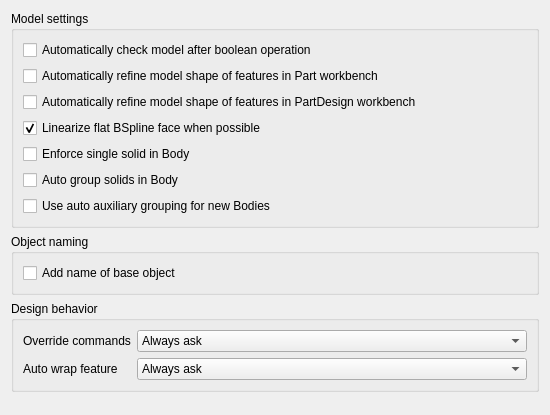
Above: src/Mod/Part/Gui/DlgSettingsGeneral.ui from scottmudge/FreeCAD before the change. Below: the same form after it.
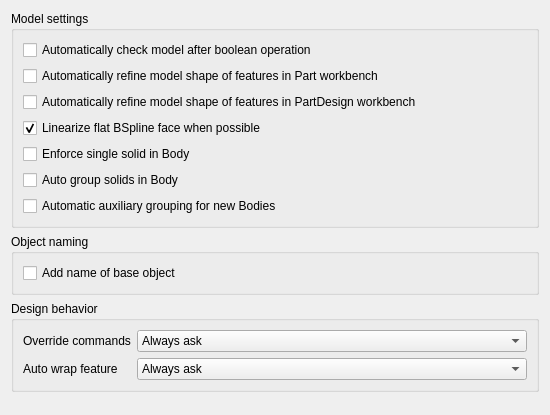
That is the form after the change. Custom widgets are drawn as their Qt base class.

What changed in the file:
```diff
--- a/src/Mod/Part/Gui/DlgSettingsGeneral.ui
+++ b/src/Mod/Part/Gui/DlgSettingsGeneral.ui
@@ -88,7 +88,7 @@
       <item row="6" column="0">
        <widget class="Gui::PrefCheckBox" name="checkAutoAuxiliaryGrouping">
          <property name="text">
-          <string>Use auto auxiliary grouping for new Bodies</string>
+          <string>Automatic auxiliary grouping for new Bodies</string>
          </property>
          <property name="prefPath" stdset="0">
           <cstring>Mod/Part</cstring>
```
